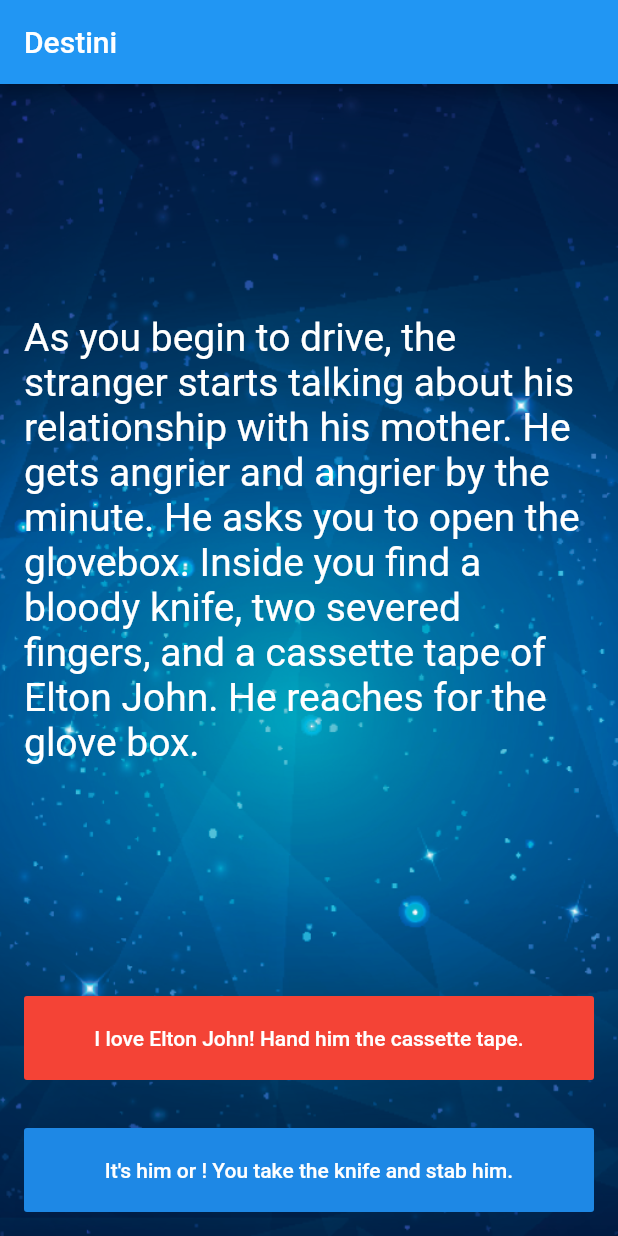
After one commit to Zak9O/tests, a Flutter app: the DestiniRoute screen opened directly, after a tap on an icon or button, on a phone screen of 412 x 824 dp. The commit adds this screen. Run offline on Flutter 3.47's test engine with Material 2 defaults, Android fonts, the phone set to English and light mode, and no system bars; our stand-ins replace audioplayers, rflutter_alert.

Commit message:
Created the destini section

```diff
--- /dev/null
+++ b/lib/destini/destini_brain.dart
@@ -0,0 +1,78 @@
+import 'story.dart';
+
+class DestiniBrain {
+  int _currentStory = 0;
+  bool showChoice2 = true;
+
+  String getStoryTitle() {
+    return _storyData[_currentStory].storyTitle;
+  }
+
+  String getChoice1() {
+    return _storyData[_currentStory].choice1;
+  }
+
+  String getChoice2() {
+    return _storyData[_currentStory].choice2;
+  }
+
+  void submitAnswer(int choice) {
+    if (choice == 1) {
+      _currentStory = _storyData[_currentStory].choice1Destination;
+    } else {
+      _currentStory = _storyData[_currentStory].choice2Destination;
+    }
+    if (_storyData[_currentStory].choice2.isEmpty) {
+      showChoice2 = false; //If choice2 is empty, hide choice2
+      return; //Ends the method by returning
+    }
+    showChoice2 = true;
+  }
+
+  List<Story> _storyData = [
+    Story(
+        storyID: 0,
+        storyTitle:
+            'Your car has blown a tire on a winding road in the middle of nowhere with no cell phone reception. You decide to hitchhike. A rusty pickup truck rumbles to a stop next to you. A man with a wide brimmed hat with soulless eyes opens the passenger door for you and asks: "Need a ride, boy?".',
+        choice1: 'I\'ll hop in. Thanks for the help!',
+        choice2: 'Better ask him if he\'s a murderer first.',
+        choice1Destination: 2,
+        choice2Destination: 1),
+    Story(
+        storyID: 1,
+        storyTitle: 'He nods slowly, unphased by the question.',
+        choice1: 'At least he\'s honest. I\'ll climb in.',
+        choice2: 'Wait, I know how to change a tire.',
+        choice1Destination: 2,
+        choice2Destination: 3),
+    Story(
+        storyID: 2,
+        storyTitle:
+            'As you begin to drive, the stranger starts talking about his relationship with his mother. He gets angrier and angrier by the minute. He asks you to open the glovebox. Inside you find a bloody knife, two severed fingers, and a cassette tape of Elton John. He reaches for the glove box.',
+        choice1: 'I love Elton John! Hand him the cassette tape.',
+        choice2: 'It\'s him or ! You take the knife and stab him.',
+        choice1Destination: 5,
+        choice2Destination: 4),
+    Story(
+        storyID: 3,
+        storyTitle:
+            'What? Such a cop out! Did you know traffic accidents are the second leading cause of accidental death for most adult age groups?',
+        choice1: 'Restart',
+        choice2: '',
+        choice1Destination: 0),
+    Story(
+        storyID: 4,
+        storyTitle:
+            'As you smash through the guardrail and careen towards the jagged rocks below you reflect on the dubious wisdom of stabbing someone while they are driving a car you are in.',
+        choice1: 'Restart',
+        choice2: '',
+        choice1Destination: 0),
+    Story(
+        storyID: 5,
+        storyTitle:
+            'You bond with the murderer while crooning verses of "Can you feel the love tonight". He drops you off at the next town. Before you go he asks you if you know any good places to dump bodies. You reply: "Try the pier".',
+        choice1: 'Restart',
+        choice2: '',
+        choice1Destination: 0),
+  ];
+}
--- /dev/null
+++ b/lib/destini/destini_route.dart
@@ -0,0 +1,87 @@
+
+import 'package:flutter/material.dart';
+import 'package:tests/destini/destini_brain.dart';
+
+class DestiniRoute extends StatefulWidget {
+  @override
+  _DestiniRouteState createState() => _DestiniRouteState();
+}
+
+class _DestiniRouteState extends State<DestiniRoute> {
+  DestiniBrain destiniBrain = DestiniBrain();
+
+  @override
+  Widget build(BuildContext context) {
+    return Scaffold(
+      appBar: AppBar(
+        title: Text("Destini"),
+      ),
+      body: Container(
+        padding: EdgeInsets.all(16.0),
+        decoration: BoxDecoration(
+          image: DecorationImage(
+              image: AssetImage('assets/images/background.png'),
+              fit: BoxFit.fill),
+        ),
+        child: Column(
+          mainAxisSize: MainAxisSize.max,
+          crossAxisAlignment: CrossAxisAlignment.stretch,
+          mainAxisAlignment: MainAxisAlignment.end,
+          children: <Widget>[
+            Expanded(
+              child: Center(
+                child: Text(
+                  destiniBrain.getStoryTitle(),
+                  style: TextStyle(color: Colors.white, fontSize: 26.0),
+                ),
+              ),
+            ),
+
+            ///Choice 1
+            Padding(
+              padding: const EdgeInsets.only(top: 16.0, bottom: 32.0),
+              child: FlatButton(
+                onPressed: () {
+                  setState(() {
+                    destiniBrain.submitAnswer(1);
+                  });
+                },
+                child: Text(
+                  destiniBrain.getChoice1(),
+                  style: TextStyle(
+                    color: Colors.white,
+                  ),
+                ),
+                color: Colors.red,
+                padding: EdgeInsets.all(20.0),
+              ),
+            ),
+
+            ///Choice 2
+            Visibility(
+              visible: destiniBrain.showChoice2, //If true show the question
+              maintainAnimation: true,
+              maintainSize: true,
+              maintainState: true,
+              child: FlatButton(
+                onPressed: () {
+                  setState(() {
+                    destiniBrain.submitAnswer(2);
+                  });
+                },
+                child: Text(
+                  destiniBrain.getChoice2(),
+                  style: TextStyle(
+                    color: Colors.white,
+                  ),
+                ),
+                color: Colors.blue[600],
+                padding: EdgeInsets.all(20.0),
+              ),
+            ),
+          ],
+        ),
+      ),
+    );
+  }
+}
--- /dev/null
+++ b/lib/destini/story.dart
@@ -0,0 +1,18 @@
+import 'package:flutter/cupertino.dart';
+
+class Story {
+  int storyID;
+  String storyTitle;
+  String choice1;
+  String choice2;
+  int choice1Destination;
+  int choice2Destination;
+
+  Story(
+      {this.storyTitle,
+      this.choice1,
+      this.choice2,
+      @required this.storyID,
+      this.choice1Destination,
+      this.choice2Destination});
+}
--- a/lib/main.dart
+++ b/lib/main.dart
@@ -1,6 +1,7 @@
 import 'package:flutter/cupertino.dart';
 import 'package:flutter/material.dart';
 import 'package:tests/audio_player/audio_player_route.dart';
+import 'package:tests/destini/destini_route.dart';
 import 'package:tests/dice_game/dice_route.dart';
 import 'package:tests/drop_down/dropdown_route.dart';
 import 'package:tests/layout/layout_route.dart';
@@ -19,15 +20,16 @@
 
 ///Holds the routes corresponding to the titles
 final List<Tile> tiles = [
+  Tile("Destini", DestiniRoute()),
+  Tile("Quiz Game", QuizzerRoute()),
+  Tile("Audio Player", AudioPlayerRoute()),
+  Tile("Magiv Eightball", MagicEightballRoute()),
+  Tile("Dice Game", DiceRoute()),
+  Tile("Visit Card", VisitCardRoute()),
+  Tile("Layout", LayoutRoute()),
   Tile("Dropwdown", DropdownRoute(Colors.blue[100])),
   Tile("Textfields and\ngetting userinput", TextFieldRoute()),
   Tile("Navigationbar", NavigationBarRoute()),
-  Tile("Layout", LayoutRoute()),
-  Tile("Visit Card", VisitCardRoute()),
-  Tile("Dice Game", DiceRoute()),
-  Tile("Magiv Eightball", MagicEightballRoute()),
-  Tile("Audio Player", AudioPlayerRoute()),
-  Tile("Quiz Game", QuizzerRoute()),
 ];
 
 class StartRoute extends StatelessWidget {
```
Also changed, not shown: assets/images/background.png (added).
